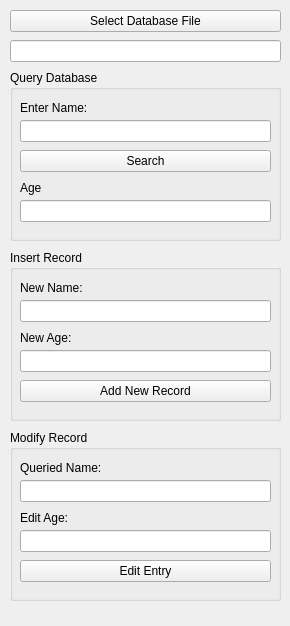
This is mainwindow.ui in erickveil/Qt-SQL-GUI-client as Qt 5 draws it before an edit. The edited form follows.
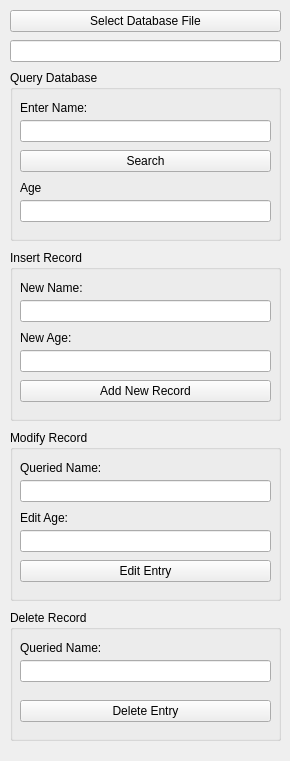
This is the edited form.

Commit message:
entry delete added
Probably the smoothest development of a sql interface, delet has been
added with no problems.

```diff
--- a/mainwindow.ui
+++ b/mainwindow.ui
@@ -7,7 +7,7 @@
     <x>0</x>
     <y>0</y>
     <width>290</width>
-    <height>626</height>
+    <height>761</height>
    </rect>
   </property>
   <property name="windowTitle">
@@ -268,6 +268,55 @@
      </property>
     </widget>
    </widget>
+   <widget class="QGroupBox" name="groupBox_4">
+    <property name="geometry">
+     <rect>
+      <x>10</x>
+      <y>610</y>
+      <width>271</width>
+      <height>131</height>
+     </rect>
+    </property>
+    <property name="title">
+     <string>Delete Record</string>
+    </property>
+    <widget class="QLabel" name="label_7">
+     <property name="geometry">
+      <rect>
+       <x>10</x>
+       <y>30</y>
+       <width>251</width>
+       <height>16</height>
+      </rect>
+     </property>
+     <property name="text">
+      <string>Queried Name:</string>
+     </property>
+    </widget>
+    <widget class="QLineEdit" name="tb_del_name">
+     <property name="geometry">
+      <rect>
+       <x>10</x>
+       <y>50</y>
+       <width>251</width>
+       <height>22</height>
+      </rect>
+     </property>
+    </widget>
+    <widget class="QPushButton" name="bu_delete">
+     <property name="geometry">
+      <rect>
+       <x>10</x>
+       <y>90</y>
+       <width>251</width>
+       <height>22</height>
+      </rect>
+     </property>
+     <property name="text">
+      <string>Delete Entry</string>
+     </property>
+    </widget>
+   </widget>
   </widget>
  </widget>
  <layoutdefault spacing="6" margin="11"/>
```
The commit also changes 2 other files.
